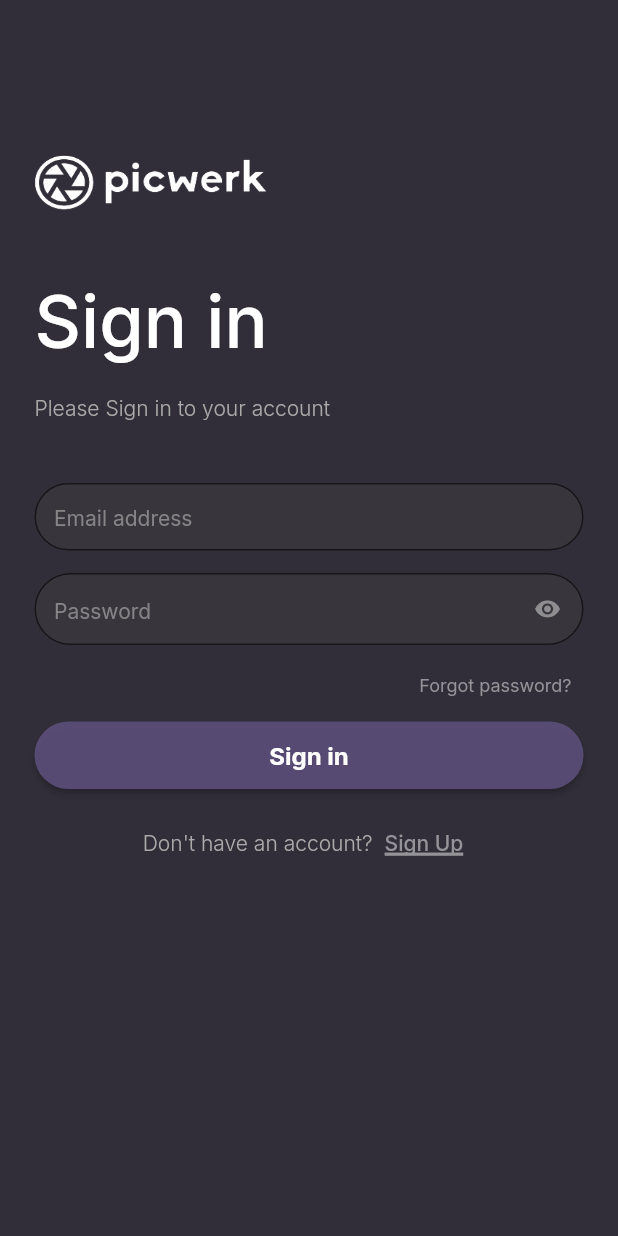
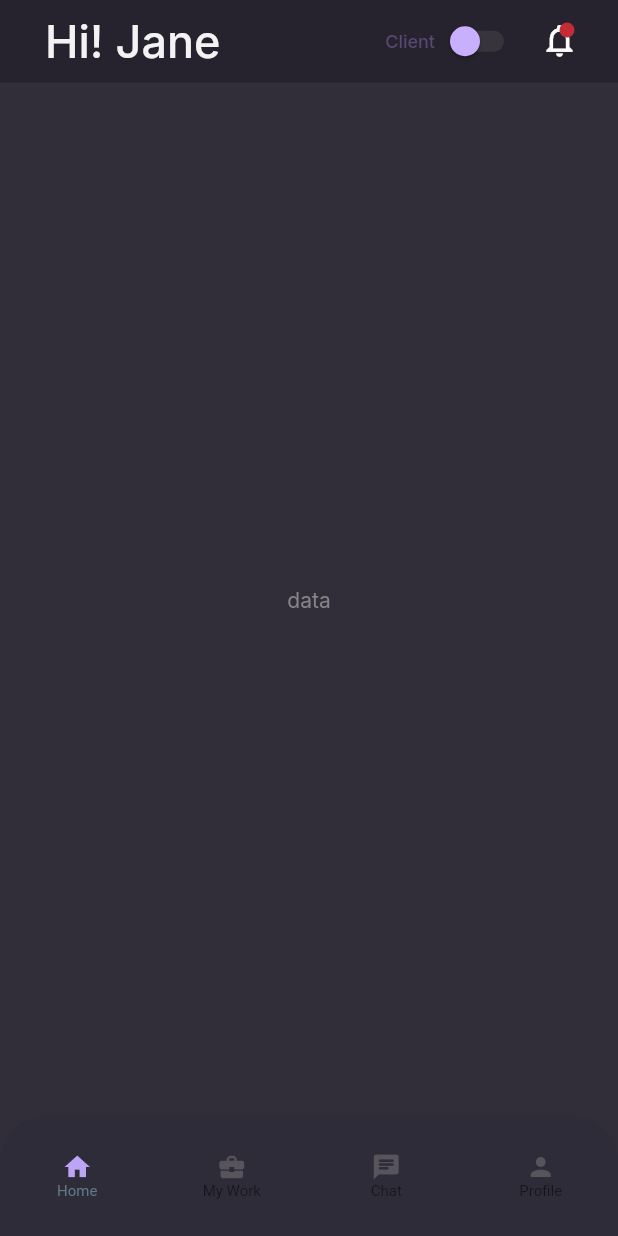
Before and after one commit to AsifNinjaWeavers/picwerk, a Flutter app: the screen it shows after launch, on a phone screen of 412 x 824 dp. Run offline on Flutter 3.47's test engine with Material 2 defaults, Android fonts, the phone set to English and light mode, and no system bars; our stand-ins replace google_fonts.

Commit message:
first commit

```diff
--- a/lib/constant/all_text.dart
+++ b/lib/constant/all_text.dart
@@ -3,6 +3,7 @@
 class AllText {
   static String signin = "Sign in";
   static String signup = "Sign Up";
+  static String signout = "Sign Out";
   static String password = 'password';
   static String Password = "Password";
   static String createtyouraccountdialouge = "Create your account to sign in";
@@ -28,4 +29,19 @@ class AllText {
   static String iacceptthe = "I accept the";
   static String terms = "Terms & Conditions";
   static String termsandcondition = 'Terms & Conditions';
+  static String navbaritemhome = "Home";
+  static String navbaritemmywork = "My Work";
+  static String navbaritemchat = "Chat";
+  static String navbaritemprofile = "Profile";
+  static String client = 'Client';
+  static String messages = 'Messages';
+  static String pastjobs = "Past Jobs";
+  static String updateprofile = "Past Jobs";
+  static String changepassword = "Change Pssword";
+  static String reviews = "Reviews";
+  static String payment = "Payment";
+  static String faqs = "FAQs";
+  static String contactus = "Contact Us";
+  static String deleteaccount = "Delete Account";
+  static String privacypolicy = "Privacy Policy";
 }
--- a/lib/constant/image.dart
+++ b/lib/constant/image.dart
@@ -1,3 +1,4 @@
 class ImageConstant {
   static String imagedata = "assets/images/picwerk.png";
+  static String profile = "assets/images/profile.png";
 }
--- a/lib/main.dart
+++ b/lib/main.dart
@@ -1,5 +1,6 @@
 import 'package:flutter/material.dart';
 import 'package:google_fonts/google_fonts.dart';
+import 'package:picwerk/views/home.dart';
 import 'package:picwerk/views/sign_in.dart';
 
 void main() {
@@ -18,10 +19,15 @@ class MyApp extends StatelessWidget {
       theme: ThemeData(
         // primaryTextTheme: GoogleFonts.lato(),
         //w500 for medium
+
         textTheme: TextTheme(
           subtitle1: GoogleFonts.inter(
+            color: const Color(0xffC5ABFF),
+            fontWeight: FontWeight.w500,
+          ),
+          subtitle2: GoogleFonts.inter(
             color: const Color(0xffFFFFFF),
-            fontWeight: FontWeight.w500,
+            fontWeight: FontWeight.w100,
           ),
           //w300 for light
           bodyText1: GoogleFonts.inter(
@@ -34,9 +40,26 @@ class MyApp extends StatelessWidget {
             fontWeight: FontWeight.w700,
           ),
         ),
-        primarySwatch: Colors.blue,
+        bottomNavigationBarTheme: BottomNavigationBarThemeData(
+            showUnselectedLabels: true,
+            backgroundColor: Color(0xff2F2C39),
+            elevation: 0,
+            selectedLabelStyle: Theme.of(context).textTheme.subtitle1!.copyWith(
+                  fontSize: 10,
+                  color: const Color(0xff1c5abff),
+                ),
+            unselectedLabelStyle: Theme.of(context)
+                .textTheme
+                .subtitle1!
+                .copyWith(fontSize: 10, color: Color(0xff159575D)),
+            selectedIconTheme:
+                IconThemeData(color: Color(0xff1C5ABFF), size: 20),
+            unselectedIconTheme:
+                IconThemeData(color: Color(0xff159575D), size: 20)),
+        primarySwatch: Colors.blueGrey,
+        primaryColor: Color(0xff1FFFFFF),
       ),
-      home: const SignIn(),
+      home: Home(),
     );
   }
 }
--- a/lib/utility/colors.dart
+++ b/lib/utility/colors.dart
@@ -4,4 +4,5 @@ import 'package:flutter/material.dart';
 
 class AllColor {
   static Color backgroundcolor = const Color(0xff125222d);
+  static Color navbarColor=const Color(0xff12F2C39);
 }
--- /dev/null
+++ b/lib/views/allappbar/home_appbar.dart
@@ -0,0 +1,71 @@
+import 'package:flutter/material.dart';
+import 'package:flutter/src/widgets/container.dart';
+import 'package:flutter/src/widgets/framework.dart';
+
+import '../../constant/all_text.dart';
+import '../../utility/colors.dart';
+import '../../widget/switch.dart';
+
+class HomePageBar extends StatelessWidget {
+  const HomePageBar({super.key});
+
+  @override
+  Widget build(BuildContext context) {
+    return AppBar(
+      backgroundColor: AllColor.backgroundcolor,
+      title: Text('Hi! Jane',
+          style: Theme.of(context)
+              .textTheme
+              .subtitle1!
+              .copyWith(fontSize: 30, color: Color(0xff1FFFFFF))),
+      titleSpacing: 30,
+      elevation: 0,
+      automaticallyImplyLeading: false,
+      actions: [
+        Center(
+            child: Text(
+          AllText.client,
+          style: Theme.of(context)
+              .textTheme
+              .subtitle1!
+              .copyWith(fontSize: 12, color: Color(0xff1594C76)),
+        )),
+        const SwitchButton(),
+        Container(
+          height: 30,
+          padding: const EdgeInsets.only(
+            top: 3,
+            right: 15,
+          ),
+          child: Stack(
+            alignment: Alignment.topRight,
+            children: [
+              IconButton(
+                onPressed: () {},
+                icon: const Icon(
+                  Icons.notifications_none,
+                  color: Colors.white,
+                  size: 26,
+                ),
+              ),
+              Container(
+                width: 10,
+                height: 10,
+                // alignment: Alignment.topLeft,
+                margin: const EdgeInsets.only(top: 12, right: 14),
+                child: Container(
+                  width: 20,
+                  height: 20,
+                  decoration: const BoxDecoration(
+                    shape: BoxShape.circle,
+                    color: Color(0xffc32c37),
+                  ),
+                ),
+              ),
+            ],
+          ),
+        ),
+      ],
+    );
+  }
+}
--- /dev/null
+++ b/lib/views/allpages/chat_page.dart
@@ -0,0 +1,11 @@
+import 'package:flutter/cupertino.dart';
+import 'package:flutter/material.dart';
+
+class Chat extends StatelessWidget {
+  const Chat({super.key});
+
+  @override
+  Widget build(BuildContext context) {
+    return const Center(child: Text('message'));
+  }
+}
--- /dev/null
+++ b/lib/views/allpages/home_page.dart
@@ -0,0 +1,10 @@
+import 'package:flutter/material.dart';
+
+class HomePage extends StatelessWidget {
+  const HomePage({super.key});
+
+  @override
+  Widget build(BuildContext context) {
+    return const Center(child: Text('data'));
+  }
+}
--- a/lib/views/home.dart
+++ b/lib/views/home.dart
@@ -1,12 +1,48 @@
 import 'package:flutter/material.dart';
+import 'package:picwerk/constant/all_text.dart';
+import 'package:picwerk/views/allappbar/chat_appbar.dart';
+import 'package:picwerk/views/allappbar/home_appbar.dart';
+import 'package:picwerk/views/allappbar/mywork_appbar.dart';
+import 'package:picwerk/views/allappbar/profile_appbar.dart';
+import 'package:picwerk/widget/bottomnavigatebar.dart';
+import 'package:picwerk/widget/switch.dart';
 
-class Home extends StatelessWidget {
-  const Home({super.key});
+import '../utility/colors.dart';
+import 'allpages/chat_page.dart';
+import 'allpages/home_page.dart';
+import 'allpages/mywork_page.dart';
+import 'allpages/profile_page.dart';
+
+class Home extends StatefulWidget {
+  Home({super.key});
 
   @override
+  State<Home> createState() => _HomeState();
+}
+
+class _HomeState extends State<Home> {
+  int index = 0;
+  final List<Widget> _pages = const [HomePage(), MyWork(), Chat(), Profile()];
+  final List _appbar = const [
+    HomePageBar(),
+    MyWorkAppBar(),
+    ChatAppBar(),
+    ProfileAppBar()
+  ];
+  @override
   Widget build(BuildContext context) {
-    return const Scaffold(
-      body: Center(child: Text('data')),
+    return Scaffold(
+      appBar: PreferredSize(
+          preferredSize: const Size.fromHeight(55), child: _appbar[index]),
+      backgroundColor: AllColor.backgroundcolor,
+      body: _pages[index],
+      bottomNavigationBar: BottomNavigationBarHome(
+        index: (val) {
+          setState(() {
+            index = val;
+          });
+        },
+      ),
     );
   }
 }
--- a/lib/views/sign_in.dart
+++ b/lib/views/sign_in.dart
@@ -97,7 +97,9 @@ class _SignInState extends State<SignIn> {
                   const SizedBox(
                     height: 3,
                   ),
-                  TextButtonWidget(
+                  Container(
+                    alignment: Alignment.topRight,
+                    child: TextButtonWidget(
                       onpreesed: () async {
                         AuthController.email.clear();
                         AuthController.password.clear();
@@ -106,10 +108,9 @@ class _SignInState extends State<SignIn> {
                       },
                       text:
                           "${AllText.forgot} ${AllText.password}${AllText.questionmark}",
-                    style: Theme.of(context)
-                        .textTheme
-                        .bodyText2!
-                        .copyWith(color: const Color(0xff949398), fontSize: 12),
+                      style: Theme.of(context).textTheme.bodyText2!.copyWith(
+                          color: const Color(0xff949398), fontSize: 12),
+                    ),
                   ),
                   Elevetd_Button_Widget(
                     onpreesed: () async {
@@ -119,7 +120,7 @@ class _SignInState extends State<SignIn> {
                               formkey.currentState!.validate().toString());
                     },
                     widget: _isLoading == true
-                        ? Center(
+                        ? const Center(
                             child:
                                 CircularProgressIndicator(color: Colors.white),
                           )
@@ -180,7 +181,7 @@ class _SignInState extends State<SignIn> {
         AuthController.email.clear();
         AuthController.password.clear();
         Navigator.of(context).pushAndRemoveUntil(
-            MaterialPageRoute(builder: ((context) => const Home())),
+            MaterialPageRoute(builder: ((context) => Home())),
             (route) => false);
       }),
     );
--- a/lib/views/sign_up.dart
+++ b/lib/views/sign_up.dart
@@ -131,7 +131,6 @@ class _SignUpState extends State<SignUp> {
                     children: [
                       Customcheckbox(
                         accept: (val) {
-                          debugPrint(val.toString());
                           accept = val;
                         },
                       ),
@@ -235,7 +234,7 @@ class _SignUpState extends State<SignUp> {
       AuthController.lastname.clear();
       AuthController.confirmpassword.clear();
       Navigator.of(context).pushAndRemoveUntil(
-          MaterialPageRoute(builder: ((context) => const Home())),
+          MaterialPageRoute(builder: ((context) =>  Home())),
           (route) => false);
     }));
   }
--- /dev/null
+++ b/lib/widget/bottomnavigatebar.dart
@@ -0,0 +1,62 @@
+import 'package:flutter/material.dart';
+
+import '../constant/all_text.dart';
+
+class BottomNavigationBarHome extends StatefulWidget {
+   BottomNavigationBarHome({
+    required this.index,
+    Key? key,
+  }) : super(key: key);
+  final Function(int) index;
+  @override
+  State<BottomNavigationBarHome> createState() =>
+      _BottomNavigationBarHomeState();
+}
+
+class _BottomNavigationBarHomeState extends State<BottomNavigationBarHome> {
+  int selectindex = 0;
+  @override
+  Widget build(BuildContext context) {
+    return SizedBox(
+      height: 80,
+      child: ClipRRect(
+        borderRadius: const BorderRadius.only(
+          topRight: Radius.circular(30),
+          topLeft: Radius.circular(30),
+        ),
+        child: BottomNavigationBar(
+          currentIndex: selectindex,
+          onTap: (value) {
+            setState(() {
+              selectindex = value;
+              widget.index(selectindex);
+            });
+          },
+          type: BottomNavigationBarType.fixed,
+          items: [
+            BottomNavigationBarItem(
+                icon: const Icon(
+                  Icons.home,
+                ),
+                label: AllText.navbaritemhome),
+            BottomNavigationBarItem(
+                icon: const Icon(
+                  Icons.business_center,
+                ),
+                label: AllText.navbaritemmywork),
+            BottomNavigationBarItem(
+                icon: const Icon(
+                  Icons.chat_rounded,
+                ),
+                label: AllText.navbaritemchat),
+            BottomNavigationBarItem(
+                icon: const Icon(
+                  Icons.person,
+                ),
+                label: AllText.navbaritemprofile)
+          ],
+        ),
+      ),
+    );
+  }
+}
--- /dev/null
+++ b/lib/widget/switch.dart
@@ -0,0 +1,33 @@
+import 'package:flutter/material.dart';
+import 'package:flutter/src/widgets/container.dart';
+import 'package:flutter/src/widgets/framework.dart';
+
+class SwitchButton extends StatefulWidget {
+  const SwitchButton({super.key});
+
+  @override
+  State<SwitchButton> createState() => _SwitchButtonState();
+}
+
+class _SwitchButtonState extends State<SwitchButton> {
+  bool onchanged = false;
+
+  @override
+  Widget build(BuildContext context) {
+    return Switch(
+      activeColor: Colors.amber,
+      activeTrackColor: Colors.cyan,
+      inactiveThumbColor: Color(0xff1C5ABFF),
+      inactiveTrackColor: Color(0xff138353D),
+      // overlayColor: const MaterialStatePropertyAll<Color>(Color(0xff1594c76)),
+      value: onchanged,
+      onChanged: ((value) => setState(() {
+            if (onchanged) {
+              onchanged = false;
+            } else {
+              onchanged = true;
+            }
+          })),
+    );
+  }
+}
--- a/lib/widget/text_button.dart
+++ b/lib/widget/text_button.dart
@@ -13,14 +13,13 @@ class TextButtonWidget extends StatelessWidget {
 
   @override
   Widget build(BuildContext context) {
-    return Container(
-      alignment: Alignment.bottomRight,
-      child: TextButton(
-          onPressed: () => onpreesed(),
-          child: Text(
-            text,
-            style: style,
-          )),
-    );
+    return
+        // alignment: Alignment.bottomRight,
+        TextButton(
+            onPressed: () => onpreesed(),
+            child: Text(
+              text,
+              style: style,
+            ));
   }
 }
```
Also changed, not shown: lib/views/allappbar/chat_appbar.dart (added, +79 -0 lines), lib/views/allappbar/mywork_appbar.dart (added, +57 -0 lines), lib/views/allappbar/profile_appbar.dart (added, +76 -0 lines), lib/views/allpages/mywork_page.dart (added, +11 -0 lines), lib/views/allpages/profile_page.dart (added, +95 -0 lines), lib/widget/listtile.dart (added, +31 -0 lines), assets/images/profile.png (added). Lines whose indentation alone changed are shown as unchanged.
